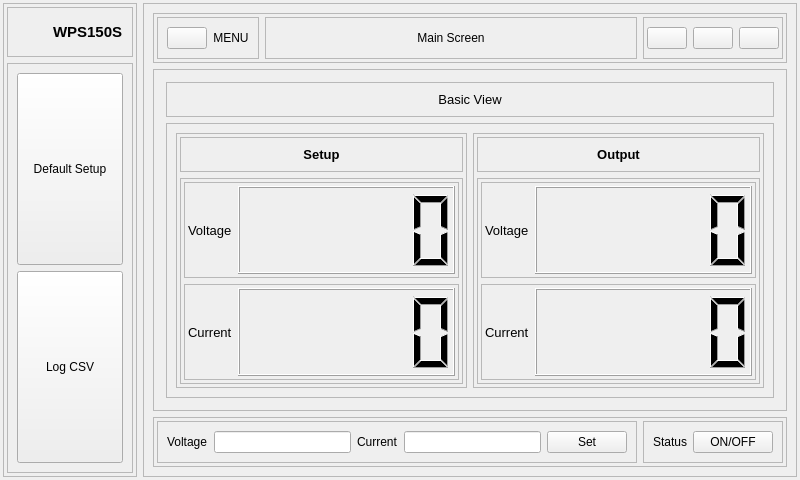
First picture: the form in app/WPS300S/gui/interface.ui, repository gdragon2789/SCPI_Omni, before the edit.
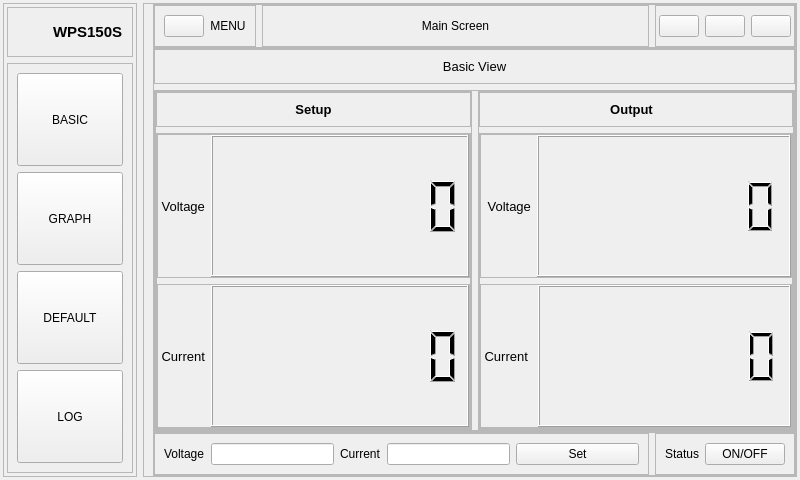
Second picture: the form after the edit. The open tabs and pages were chosen to show the change. Icons and pictures are not drawn. Custom widgets are drawn as their Qt base class.

Patch:
```diff
--- a/app/WPS300S/gui/interface.ui
+++ b/app/WPS300S/gui/interface.ui
@@ -113,7 +113,7 @@
         </property>
         <layout class="QVBoxLayout" name="verticalLayout_2">
          <item>
-          <widget class="QPushButton" name="defaultSetup">
+          <widget class="QPushButton" name="basicButton">
            <property name="sizePolicy">
             <sizepolicy hsizetype="Minimum" vsizetype="Expanding">
              <horstretch>0</horstretch>
@@ -121,7 +121,53 @@
             </sizepolicy>
            </property>
            <property name="text">
-            <string>Default Setup</string>
+            <string>BASIC</string>
+           </property>
+           <property name="icon">
+            <iconset resource="resources.qrc">
+             <normaloff>:/icons/solar-linear-icons/compass-square.svg</normaloff>:/icons/solar-linear-icons/compass-square.svg</iconset>
+           </property>
+           <property name="iconSize">
+            <size>
+             <width>30</width>
+             <height>30</height>
+            </size>
+           </property>
+          </widget>
+         </item>
+         <item>
+          <widget class="QPushButton" name="graphButton">
+           <property name="sizePolicy">
+            <sizepolicy hsizetype="Minimum" vsizetype="Expanding">
+             <horstretch>0</horstretch>
+             <verstretch>0</verstretch>
+            </sizepolicy>
+           </property>
+           <property name="text">
+            <string>GRAPH</string>
+           </property>
+           <property name="icon">
+            <iconset resource="resources.qrc">
+             <normaloff>:/icons/solar-linear-icons/graph.svg</normaloff>:/icons/solar-linear-icons/graph.svg</iconset>
+           </property>
+           <property name="iconSize">
+            <size>
+             <width>30</width>
+             <height>30</height>
+            </size>
+           </property>
+          </widget>
+         </item>
+         <item>
+          <widget class="QPushButton" name="defaultSetupButton">
+           <property name="sizePolicy">
+            <sizepolicy hsizetype="Minimum" vsizetype="Expanding">
+             <horstretch>0</horstretch>
+             <verstretch>0</verstretch>
+            </sizepolicy>
+           </property>
+           <property name="text">
+            <string>DEFAULT</string>
            </property>
            <property name="icon">
             <iconset resource="resources.qrc">
@@ -136,7 +182,7 @@
           </widget>
          </item>
          <item>
-          <widget class="QPushButton" name="logCSV">
+          <widget class="QPushButton" name="logCSVButton">
            <property name="sizePolicy">
             <sizepolicy hsizetype="Minimum" vsizetype="Expanding">
              <horstretch>0</horstretch>
@@ -144,7 +190,7 @@
             </sizepolicy>
            </property>
            <property name="text">
-            <string>Log CSV</string>
+            <string>LOG</string>
            </property>
            <property name="icon">
             <iconset resource="resources.qrc">
@@ -173,6 +219,18 @@
       <enum>QFrame::Shadow::Raised</enum>
      </property>
      <layout class="QVBoxLayout" name="verticalLayout_3">
+      <property name="spacing">
+       <number>0</number>
+      </property>
+      <property name="topMargin">
+       <number>0</number>
+      </property>
+      <property name="rightMargin">
+       <number>0</number>
+      </property>
+      <property name="bottomMargin">
+       <number>0</number>
+      </property>
       <item>
        <widget class="QFrame" name="optionPanel">
         <property name="frameShape">
@@ -183,16 +241,16 @@
         </property>
         <layout class="QHBoxLayout" name="horizontalLayout_3">
          <property name="leftMargin">
-          <number>3</number>
+          <number>0</number>
          </property>
          <property name="topMargin">
-          <number>3</number>
+          <number>0</number>
          </property>
          <property name="rightMargin">
-          <number>3</number>
+          <number>0</number>
          </property>
          <property name="bottomMargin">
-          <number>3</number>
+          <number>0</number>
          </property>
          <item>
           <widget class="QFrame" name="menuPanel">
@@ -331,16 +389,16 @@
         </property>
         <layout class="QVBoxLayout" name="verticalLayout_4">
          <property name="leftMargin">
-          <number>3</number>
+          <number>0</number>
          </property>
          <property name="topMargin">
-          <number>3</number>
+          <number>0</number>
          </property>
          <property name="rightMargin">
-          <number>3</number>
+          <number>0</number>
          </property>
          <property name="bottomMargin">
-          <number>3</number>
+          <number>0</number>
          </property>
          <item>
           <widget class="QStackedWidget" name="stackedWidget">
@@ -350,10 +408,22 @@
             </font>
            </property>
            <property name="currentIndex">
-            <number>0</number>
+            <number>1</number>
            </property>
            <widget class="QWidget" name="basicView">
             <layout class="QVBoxLayout" name="verticalLayout_5">
+             <property name="leftMargin">
+              <number>0</number>
+             </property>
+             <property name="topMargin">
+              <number>0</number>
+             </property>
+             <property name="rightMargin">
+              <number>0</number>
+             </property>
+             <property name="bottomMargin">
+              <number>0</number>
+             </property>
              <item alignment="Qt::AlignmentFlag::AlignTop">
               <widget class="QFrame" name="header">
                <property name="frameShape">
@@ -391,6 +461,18 @@
                 <enum>QFrame::Shadow::Raised</enum>
                </property>
                <layout class="QHBoxLayout" name="horizontalLayout_6">
+                <property name="leftMargin">
+                 <number>0</number>
+                </property>
+                <property name="topMargin">
+                 <number>0</number>
+                </property>
+                <property name="rightMargin">
+                 <number>0</number>
+                </property>
+                <property name="bottomMargin">
+                 <number>0</number>
+                </property>
                 <item>
                  <widget class="QFrame" name="setupInfor">
                   <property name="frameShape">
@@ -401,16 +483,16 @@
                   </property>
                   <layout class="QVBoxLayout" name="verticalLayout_9">
                    <property name="leftMargin">
-                    <number>3</number>
+                    <number>0</number>
                    </property>
                    <property name="topMargin">
-                    <number>3</number>
+                    <number>0</number>
                    </property>
                    <property name="rightMargin">
-                    <number>3</number>
+                    <number>0</number>
                    </property>
                    <property name="bottomMargin">
-                    <number>3</number>
+                    <number>0</number>
                    </property>
                    <item>
                     <widget class="QFrame" name="frame_16">
@@ -456,16 +538,16 @@
                      </property>
                      <layout class="QVBoxLayout" name="verticalLayout_13">
                       <property name="leftMargin">
-                       <number>3</number>
+                       <number>0</number>
                       </property>
                       <property name="topMargin">
-                       <number>3</number>
+                       <number>0</number>
                       </property>
                       <property name="rightMargin">
-                       <number>3</number>
+                       <number>0</number>
                       </property>
                       <property name="bottomMargin">
-                       <number>3</number>
+                       <number>0</number>
                       </property>
                       <item>
                        <widget class="QFrame" name="frame_20">
@@ -477,21 +559,21 @@
                         </property>
                         <layout class="QHBoxLayout" name="horizontalLayout_8">
                          <property name="leftMargin">
-                          <number>3</number>
+                          <number>0</number>
                          </property>
                          <property name="topMargin">
-                          <number>3</number>
+                          <number>0</number>
                          </property>
                          <property name="rightMargin">
-                          <number>3</number>
+                          <number>0</number>
                          </property>
                          <property name="bottomMargin">
-                          <number>3</number>
+                          <number>0</number>
                          </property>
                          <item alignment="Qt::AlignmentFlag::AlignLeft">
                           <widget class="QLabel" name="label_10">
                            <property name="text">
-                            <string>Voltage</string>
+                            <string> Voltage</string>
                            </property>
                           </widget>
                          </item>
@@ -504,10 +586,13 @@
                             </sizepolicy>
                            </property>
                            <property name="smallDecimalPoint">
-                            <bool>false</bool>
+                            <bool>true</bool>
                            </property>
                            <property name="digitCount">
-                            <number>5</number>
+                            <number>7</number>
+                           </property>
+                           <property name="intValue" stdset="0">
+                            <number>0</number>
                            </property>
                           </widget>
                          </item>
@@ -524,21 +609,21 @@
                         </property>
                         <layout class="QHBoxLayout" name="horizontalLayout_9">
                          <property name="leftMargin">
-                          <number>3</number>
+                          <number>0</number>
                          </property>
                          <property name="topMargin">
-                          <number>3</number>
+                          <number>0</number>
                          </property>
                          <property name="rightMargin">
-                          <number>3</number>
+                          <number>0</number>
                          </property>
                          <property name="bottomMargin">
-                          <number>3</number>
+                          <number>0</number>
                          </property>
                          <item alignment="Qt::AlignmentFlag::AlignLeft">
                           <widget class="QLabel" name="label_11">
                            <property name="text">
-                            <string>Current</string>
+                            <string> Current</string>
                            </property>
                           </widget>
                          </item>
@@ -550,6 +635,12 @@
                              <verstretch>0</verstretch>
                             </sizepolicy>
                            </property>
+                           <property name="smallDecimalPoint">
+                            <bool>true</bool>
+                           </property>
+                           <property name="digitCount">
+                            <number>7</number>
+                           </property>
                           </widget>
                          </item>
                         </layout>
@@ -571,16 +662,16 @@
                   </property>
                   <layout class="QVBoxLayout" name="verticalLayout_10">
                    <property name="leftMargin">
-                    <number>3</number>
+                    <number>0</number>
                    </property>
                    <property name="topMargin">
-                    <number>3</number>
+                    <number>0</number>
                    </property>
                    <property name="rightMargin">
-                    <number>3</number>
+                    <number>0</number>
                    </property>
                    <property name="bottomMargin">
-                    <number>3</number>
+                    <number>0</number>
                    </property>
                    <item>
                     <widget class="QFrame" name="frame_18">
@@ -591,6 +682,9 @@
                       <enum>QFrame::Shadow::Raised</enum>
                      </property>
                      <layout class="QVBoxLayout" name="verticalLayout_12">
+                      <property name="leftMargin">
+                       <number>0</number>
+                      </property>
                       <item alignment="Qt::AlignmentFlag::AlignTop">
                        <widget class="QLabel" name="label_8">
                         <property name="font">
@@ -626,16 +720,16 @@
                      </property>
                      <layout class="QVBoxLayout" name="verticalLayout_14">
                       <property name="leftMargin">
-                       <number>3</number>
+                       <number>0</number>
                       </property>
                       <property name="topMargin">
-                       <number>3</number>
+                       <number>0</number>
                       </property>
                       <property name="rightMargin">
-                       <number>3</number>
+                       <number>0</number>
                       </property>
                       <property name="bottomMargin">
-                       <number>3</number>
+                       <number>0</number>
                       </property>
                       <item>
                        <widget class="QFrame" name="frame_22">
@@ -650,18 +744,18 @@
                           <number>3</number>
                          </property>
                          <property name="topMargin">
-                          <number>3</number>
+                          <number>0</number>
                          </property>
                          <property name="rightMargin">
-                          <number>3</number>
+                          <number>0</number>
                          </property>
                          <property name="bottomMargin">
-                          <number>3</number>
+                          <number>0</number>
                          </property>
                          <item alignment="Qt::AlignmentFlag::AlignLeft">
                           <widget class="QLabel" name="label_12">
                            <property name="text">
-                            <string>Voltage</string>
+                            <string> Voltage</string>
                            </property>
                           </widget>
                          </item>
@@ -673,6 +767,12 @@
                              <verstretch>0</verstretch>
                             </sizepolicy>
                            </property>
+                           <property name="smallDecimalPoint">
+                            <bool>true</bool>
+                           </property>
+                           <property name="digitCount">
+                            <number>7</number>
+                           </property>
                           </widget>
                          </item>
                         </layout>
@@ -688,21 +788,21 @@
                         </property>
                         <layout class="QHBoxLayout" name="horizontalLayout_10">
                          <property name="leftMargin">
-                          <number>3</number>
+                          <number>0</number>
                          </property>
                          <property name="topMargin">
-                          <number>3</number>
+                          <number>0</number>
                          </property>
                          <property name="rightMargin">
-                          <number>3</number>
+                          <number>0</number>
                          </property>
                          <property name="bottomMargin">
-                          <number>3</number>
+                          <number>0</number>
                          </property>
                          <item alignment="Qt::AlignmentFlag::AlignLeft">
                           <widget class="QLabel" name="label_13">
                            <property name="text">
-                            <string>Current</string>
+                            <string> Current </string>
                            </property>
                           </widget>
                          </item>
@@ -714,6 +814,12 @@
                              <verstretch>0</verstretch>
                             </sizepolicy>
                            </property>
+                           <property name="smallDecimalPoint">
+                            <bool>true</bool>
+                           </property>
+                           <property name="digitCount">
+                            <number>7</number>
+                           </property>
                           </widget>
                          </item>
                         </layout>
@@ -730,8 +836,20 @@
              </item>
             </layout>
            </widget>
-           <widget class="QWidget" name="page_2">
+           <widget class="QWidget" name="graphView">
             <layout class="QVBoxLayout" name="verticalLayout_7">
+             <property name="leftMargin">
+              <number>0</number>
+             </property>
+             <property name="topMargin">
+              <number>0</number>
+             </property>
+             <property name="rightMargin">
+              <number>0</number>
+             </property>
+             <property name="bottomMargin">
+              <number>0</number>
+             </property>
              <item>
               <widget class="QFrame" name="frame_12">
                <property name="frameShape">
@@ -768,6 +886,23 @@
                <property name="frameShadow">
                 <enum>QFrame::Shadow::Raised</enum>
                </property>
+               <layout class="QVBoxLayout" name="verticalLayout_16">
+                <property name="leftMargin">
+                 <number>0</number>
+                </property>
+                <property name="topMargin">
+                 <number>0</number>
+                </property>
+                <property name="rightMargin">
+                 <number>0</number>
+                </property>
+                <property name="bottomMargin">
+                 <number>0</number>
+                </property>
+                <item>
+                 <widget class="QChartView" name="graphicsViewDisplay"/>
+                </item>
+               </layout>
               </widget>
              </item>
             </layout>
@@ -787,19 +922,25 @@
         </property>
         <layout class="QHBoxLayout" name="horizontalLayout_4">
          <property name="leftMargin">
-          <number>3</number>
+          <number>0</number>
          </property>
          <property name="topMargin">
-          <number>3</number>
+          <number>0</number>
          </property>
          <property name="rightMargin">
-          <number>3</number>
+          <number>0</number>
          </property>
          <property name="bottomMargin">
-          <number>3</number>
+          <number>0</number>
          </property>
          <item>
           <widget class="QFrame" name="setup">
+           <property name="sizePolicy">
+            <sizepolicy hsizetype="Minimum" vsizetype="Fixed">
+             <horstretch>0</horstretch>
+             <verstretch>0</verstretch>
+            </sizepolicy>
+           </property>
            <property name="frameShape">
             <enum>QFrame::Shape::StyledPanel</enum>
            </property>
@@ -829,6 +970,12 @@
             </item>
             <item>
              <widget class="QPushButton" name="setupButton">
+              <property name="sizePolicy">
+               <sizepolicy hsizetype="Expanding" vsizetype="Preferred">
+                <horstretch>0</horstretch>
+                <verstretch>0</verstretch>
+               </sizepolicy>
+              </property>
               <property name="text">
                <string>Set</string>
               </property>
@@ -839,6 +986,12 @@
          </item>
          <item>
           <widget class="QFrame" name="outPutControl">
+           <property name="sizePolicy">
+            <sizepolicy hsizetype="Fixed" vsizetype="Fixed">
+             <horstretch>0</horstretch>
+             <verstretch>0</verstretch>
+            </sizepolicy>
+           </property>
            <property name="frameShape">
             <enum>QFrame::Shape::StyledPanel</enum>
            </property>
@@ -871,6 +1024,13 @@
    </item>
   </layout>
  </widget>
+ <customwidgets>
+  <customwidget>
+   <class>QChartView</class>
+   <extends>QGraphicsView</extends>
+   <header location="global">qchartview.h</header>
+  </customwidget>
+ </customwidgets>
  <resources>
   <include location="resources.qrc"/>
  </resources>
```
